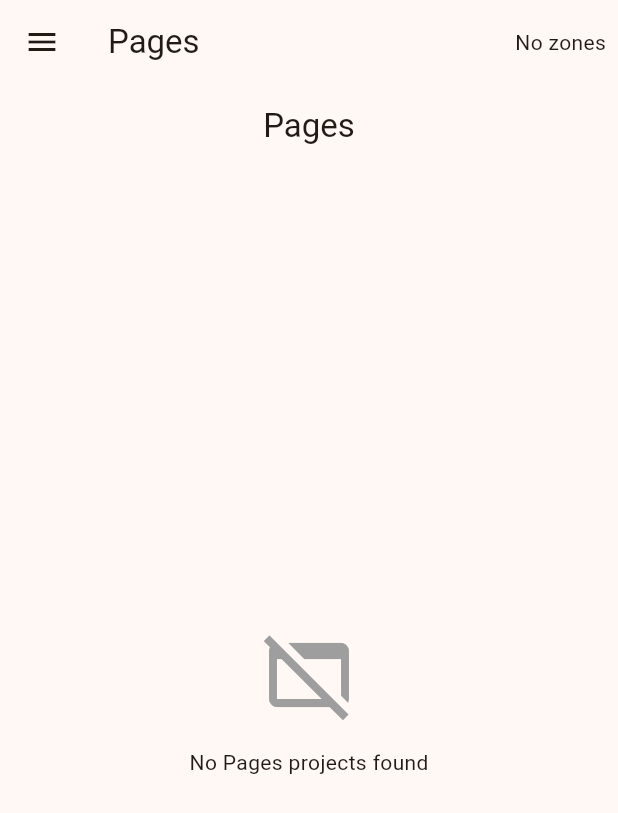
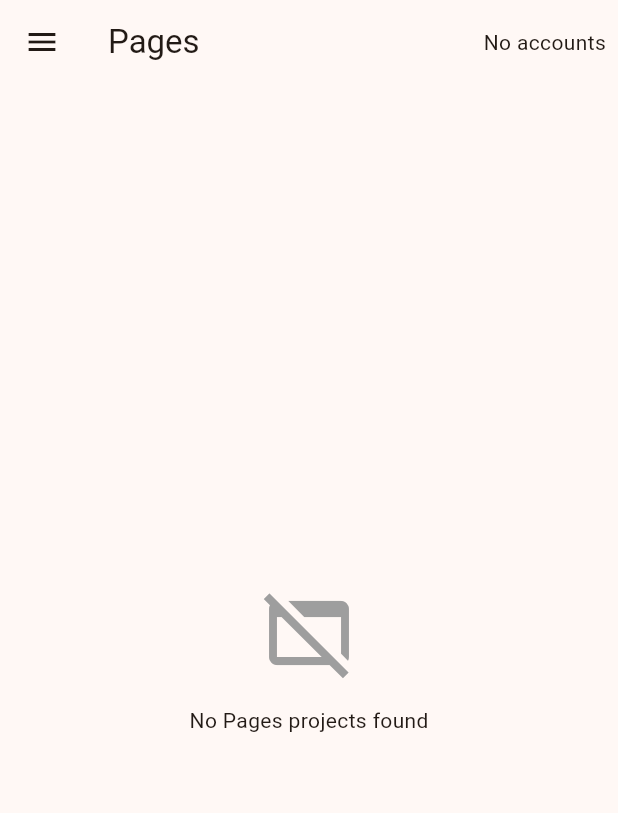
Before and after one commit to verseles/dash-for-cloudflare, a Flutter app: the PagesListPage screen opened by its route, on a phone screen of 412 x 824 dp. Shown: the top 813 px of the screen. Run offline on Flutter 3.47's test engine with Material 3 defaults, Android fonts, the phone set to English and light mode, and no system bars; our stand-ins replace dio, flutter_riverpod, flutter_secure_storage, flutter_svg, freezed_annotation, go_router and 5 more; missing offline and left inert: dart:js_interop, pwa_install, syncfusion_flutter_maps, tray_manager, window_manager; accounts and stored records are empty; generated files the repository leaves out were written again.

Commit message:
fix(pages): show AccountSelector instead of ZoneSelector on Pages routes
- Update MainLayout to detect /pages routes and show AccountSelector
- Remove duplicate Scaffold/AppBar from PagesListPage
- Add _AccountSelector widget to MainLayout for account-level resources

```diff
--- a/lib/core/widgets/main_layout.dart
+++ b/lib/core/widgets/main_layout.dart
@@ -6,6 +6,8 @@ import 'package:go_router/go_router.dart';
 import '../../features/dns/providers/zone_provider.dart';
 import '../../features/dns/providers/tab_preloader_provider.dart';
 import '../../features/dns/domain/models/zone.dart';
+import '../../features/auth/providers/account_provider.dart';
+import '../../features/auth/domain/models/account.dart';
 import '../router/app_router.dart';
 
 /// Main layout with AppBar and optional Drawer
@@ -22,13 +24,14 @@ class MainLayout extends ConsumerWidget {
 
     final location = GoRouterState.of(context).matchedLocation;
     final title = _getTitleForLocation(location, l10n);
+    final isPagesRoute = location.startsWith('/pages');
 
     return Scaffold(
       appBar: AppBar(
         title: Text(title),
         actions: [
-          // Zone selector
-          _ZoneSelector(),
+          // Show AccountSelector for Pages routes, ZoneSelector otherwise
+          if (isPagesRoute) _AccountSelector() else _ZoneSelector(),
           const SizedBox(width: 8),
         ],
       ),
@@ -305,3 +308,86 @@ class _StatusBadge extends StatelessWidget {
     );
   }
 }
+
+/// Account selector dropdown for Pages routes
+class _AccountSelector extends ConsumerWidget {
+  @override
+  Widget build(BuildContext context, WidgetRef ref) {
+    final l10n = AppLocalizations.of(context);
+    final theme = Theme.of(context);
+    final accountsAsync = ref.watch(accountsNotifierProvider);
+    final selectedAccount = ref.watch(selectedAccountNotifierProvider);
+
+    return accountsAsync.when(
+      loading: () => const SizedBox(
+        width: 24,
+        height: 24,
+        child: CircularProgressIndicator(strokeWidth: 2),
+      ),
+      error: (error, _) => IconButton(
+        icon: const Icon(Icons.error_outline),
+        onPressed: () => ref.read(accountsNotifierProvider.notifier).refresh(),
+        tooltip: l10n.error_network,
+      ),
+      data: (state) {
+        final accounts = state.accounts;
+        if (accounts.isEmpty) {
+          return const Text('No accounts');
+        }
+
+        return PopupMenuButton<Account>(
+          tooltip: l10n.pages_selectAccount,
+          onSelected: (account) {
+            ref
+                .read(selectedAccountNotifierProvider.notifier)
+                .selectAccount(account);
+          },
+          child: Padding(
+            padding: const EdgeInsets.symmetric(horizontal: 8, vertical: 4),
+            child: Row(
+              mainAxisSize: MainAxisSize.min,
+              children: [
+                Icon(
+                  Icons.account_circle_outlined,
+                  size: 20,
+                  color: theme.colorScheme.onSurface,
+                ),
+                const SizedBox(width: 4),
+                ConstrainedBox(
+                  constraints: const BoxConstraints(maxWidth: 150),
+                  child: Text(
+                    selectedAccount?.name ?? l10n.pages_selectAccount,
+                    overflow: TextOverflow.ellipsis,
+                    style: theme.textTheme.titleSmall,
+                  ),
+                ),
+                const Icon(Icons.arrow_drop_down),
+              ],
+            ),
+          ),
+          itemBuilder: (context) => accounts
+              .map(
+                (account) => PopupMenuItem(
+                  value: account,
+                  child: Row(
+                    children: [
+                      if (account.id == selectedAccount?.id)
+                        Icon(
+                          Icons.check,
+                          size: 18,
+                          color: theme.colorScheme.primary,
+                        )
+                      else
+                        const SizedBox(width: 18),
+                      const SizedBox(width: 8),
+                      Expanded(child: Text(account.name)),
+                    ],
+                  ),
+                ),
+              )
+              .toList(),
+        );
+      },
+    );
+  }
+}
--- a/lib/features/pages/presentation/pages/pages_list_page.dart
+++ b/lib/features/pages/presentation/pages/pages_list_page.dart
@@ -6,8 +6,6 @@ import 'package:intl/intl.dart';
 import '../../providers/pages_provider.dart';
 import '../../domain/models/pages_project.dart';
 import '../../domain/models/pages_deployment.dart';
-import '../../../auth/providers/account_provider.dart';
-import '../../../auth/domain/models/account.dart';
 import '../../../../l10n/app_localizations.dart';
 import '../../../../core/router/app_router.dart';
 
@@ -18,61 +16,12 @@ class PagesListPage extends ConsumerWidget {
   @override
   Widget build(BuildContext context, WidgetRef ref) {
     final l10n = AppLocalizations.of(context);
-    final theme = Theme.of(context);
     final projectsAsync = ref.watch(pagesProjectsNotifierProvider);
-    final selectedAccount = ref.watch(selectedAccountNotifierProvider);
-    final accountsAsync = ref.watch(accountsNotifierProvider);
 
-    return Scaffold(
-      appBar: AppBar(
-        title: Text(l10n.pages_title),
-        centerTitle: true,
-        actions: [
-          // Account selector
-          accountsAsync.when(
-            loading: () => const SizedBox.shrink(),
-            error: (_, __) => const SizedBox.shrink(),
-            data: (state) {
-              if (state.accounts.length <= 1) return const SizedBox.shrink();
-              return PopupMenuButton<Account>(
-                icon: const Icon(Icons.account_circle_outlined),
-                tooltip: l10n.pages_selectAccount,
-                onSelected: (account) {
-                  ref
-                      .read(selectedAccountNotifierProvider.notifier)
-                      .selectAccount(account);
-                },
-                itemBuilder: (context) => state.accounts
-                    .map(
-                      (account) => PopupMenuItem(
-                        value: account,
-                        child: Row(
-                          children: [
-                            if (account.id == selectedAccount?.id)
-                              Icon(
-                                Icons.check,
-                                size: 18,
-                                color: theme.colorScheme.primary,
-                              )
-                            else
-                              const SizedBox(width: 18),
-                            const SizedBox(width: 8),
-                            Expanded(child: Text(account.name)),
-                          ],
-                        ),
-                      ),
-                    )
-                    .toList(),
-              );
-            },
-          ),
-        ],
-      ),
-      body: projectsAsync.when(
-        loading: () => const Center(child: CircularProgressIndicator()),
-        error: (error, stack) => _buildError(context, ref, error, l10n),
-        data: (state) => _buildProjectsList(context, ref, state, l10n),
-      ),
+    return projectsAsync.when(
+      loading: () => const Center(child: CircularProgressIndicator()),
+      error: (error, stack) => _buildError(context, ref, error, l10n),
+      data: (state) => _buildProjectsList(context, ref, state, l10n),
     );
   }
 
```
